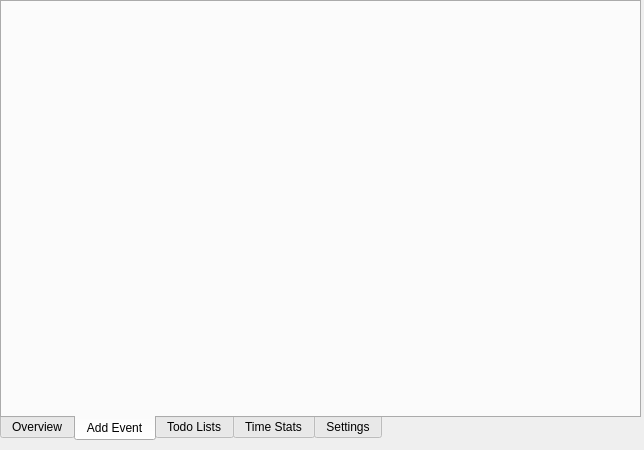
This is mainwindowtabbed.ui in beck039/Calendar as Qt 5 draws it before an edit. The edited form follows.
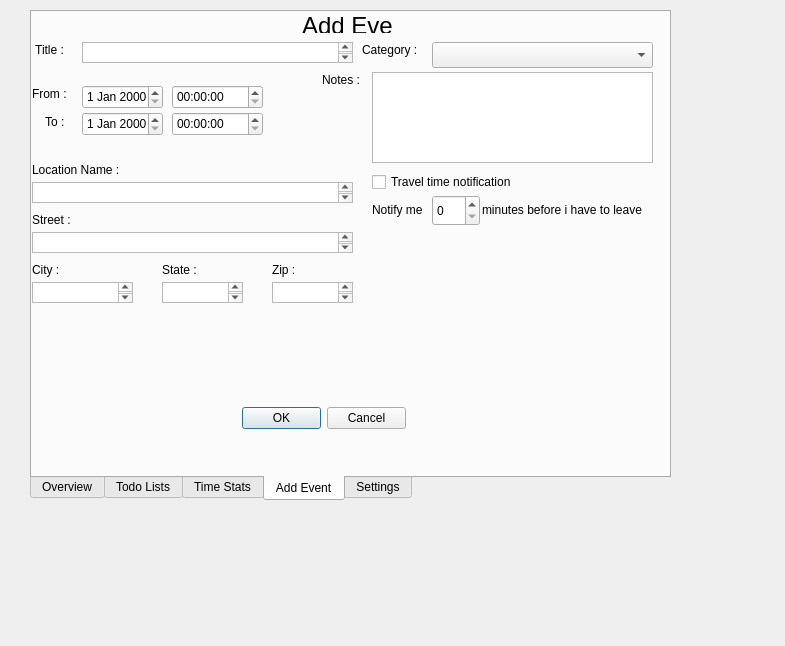
This is the edited form. The open tabs and pages were chosen to show the change.

Patch:
```diff
--- a/mainwindowtabbed.ui
+++ b/mainwindowtabbed.ui
@@ -6,8 +6,8 @@
    <rect>
     <x>0</x>
     <y>0</y>
-    <width>644</width>
-    <height>450</height>
+    <width>785</width>
+    <height>646</height>
    </rect>
   </property>
   <property name="windowTitle">
@@ -16,10 +16,10 @@
   <widget class="QTabWidget" name="tabWidget">
    <property name="geometry">
     <rect>
-     <x>0</x>
-     <y>0</y>
+     <x>30</x>
+     <y>10</y>
      <width>641</width>
-     <height>441</height>
+     <height>491</height>
     </rect>
    </property>
    <property name="autoFillBackground">
@@ -62,11 +62,16 @@
     <attribute name="title">
      <string>Overview</string>
     </attribute>
-   </widget>
-   <widget class="QWidget" name="tab_2">
-    <attribute name="title">
-     <string>Add Event</string>
-    </attribute>
+    <widget class="QCalendarWidget" name="calendarWidget">
+     <property name="geometry">
+      <rect>
+       <x>0</x>
+       <y>0</y>
+       <width>631</width>
+       <height>411</height>
+      </rect>
+     </property>
+    </widget>
    </widget>
    <widget class="QWidget" name="tab_3">
     <attribute name="title">
@@ -78,6 +83,336 @@
      <string>Time Stats</string>
     </attribute>
    </widget>
+   <widget class="QWidget" name="tab_2">
+    <attribute name="title">
+     <string>Add Event</string>
+    </attribute>
+    <widget class="QSpinBox" name="spinBox">
+     <property name="geometry">
+      <rect>
+       <x>400</x>
+       <y>183</y>
+       <width>48</width>
+       <height>31</height>
+      </rect>
+     </property>
+    </widget>
+    <widget class="QDateEdit" name="dateEdit_2">
+     <property name="geometry">
+      <rect>
+       <x>50</x>
+       <y>73</y>
+       <width>81</width>
+       <height>24</height>
+      </rect>
+     </property>
+    </widget>
+    <widget class="QLabel" name="label_13">
+     <property name="geometry">
+      <rect>
+       <x>330</x>
+       <y>30</y>
+       <width>71</width>
+       <height>16</height>
+      </rect>
+     </property>
+     <property name="text">
+      <string>Category :</string>
+     </property>
+    </widget>
+    <widget class="QComboBox" name="comboBox">
+     <property name="geometry">
+      <rect>
+       <x>400</x>
+       <y>30</y>
+       <width>221</width>
+       <height>26</height>
+      </rect>
+     </property>
+    </widget>
+    <widget class="QTimeEdit" name="timeEdit">
+     <property name="geometry">
+      <rect>
+       <x>140</x>
+       <y>100</y>
+       <width>91</width>
+       <height>24</height>
+      </rect>
+     </property>
+    </widget>
+    <widget class="QLabel" name="label_8">
+     <property name="geometry">
+      <rect>
+       <x>0</x>
+       <y>250</y>
+       <width>60</width>
+       <height>16</height>
+      </rect>
+     </property>
+     <property name="text">
+      <string>City :</string>
+     </property>
+    </widget>
+    <widget class="QTextEdit" name="textEdit">
+     <property name="geometry">
+      <rect>
+       <x>340</x>
+       <y>60</y>
+       <width>281</width>
+       <height>91</height>
+      </rect>
+     </property>
+    </widget>
+    <widget class="QLabel" name="label_12">
+     <property name="geometry">
+      <rect>
+       <x>450</x>
+       <y>190</y>
+       <width>191</width>
+       <height>16</height>
+      </rect>
+     </property>
+     <property name="text">
+      <string>minutes before i have to leave</string>
+     </property>
+    </widget>
+    <widget class="QTimeEdit" name="timeEdit_2">
+     <property name="geometry">
+      <rect>
+       <x>140</x>
+       <y>73</y>
+       <width>91</width>
+       <height>24</height>
+      </rect>
+     </property>
+    </widget>
+    <widget class="QWidget" name="layoutWidget">
+     <property name="geometry">
+      <rect>
+       <x>0</x>
+       <y>70</y>
+       <width>43</width>
+       <height>51</height>
+      </rect>
+     </property>
+     <layout class="QVBoxLayout" name="verticalLayout">
+      <item>
+       <widget class="QLabel" name="label_2">
+        <property name="text">
+         <string>From :</string>
+        </property>
+       </widget>
+      </item>
+      <item>
+       <widget class="QLabel" name="label_3">
+        <property name="text">
+         <string>    To :</string>
+        </property>
+       </widget>
+      </item>
+     </layout>
+    </widget>
+    <widget class="QDialogButtonBox" name="buttonBox">
+     <property name="geometry">
+      <rect>
+       <x>210</x>
+       <y>390</y>
+       <width>164</width>
+       <height>32</height>
+      </rect>
+     </property>
+     <property name="standardButtons">
+      <set>QDialogButtonBox::Cancel|QDialogButtonBox::Ok</set>
+     </property>
+    </widget>
+    <widget class="QTextEdit" name="textEdit_5">
+     <property name="geometry">
+      <rect>
+       <x>130</x>
+       <y>270</y>
+       <width>81</width>
+       <height>21</height>
+      </rect>
+     </property>
+    </widget>
+    <widget class="QTextEdit" name="textEdit_3">
+     <property name="geometry">
+      <rect>
+       <x>0</x>
+       <y>220</y>
+       <width>321</width>
+       <height>21</height>
+      </rect>
+     </property>
+    </widget>
+    <widget class="QLabel" name="label">
+     <property name="geometry">
+      <rect>
+       <x>270</x>
+       <y>0</y>
+       <width>91</width>
+       <height>21</height>
+      </rect>
+     </property>
+     <property name="text">
+      <string>&lt;html&gt;&lt;head/&gt;&lt;body&gt;&lt;p&gt;&lt;span style=&quot; font-size:18pt;&quot;&gt;Add Event&lt;/span&gt;&lt;/p&gt;&lt;/body&gt;&lt;/html&gt;</string>
+     </property>
+    </widget>
+    <widget class="QLabel" name="label_5">
+     <property name="geometry">
+      <rect>
+       <x>0</x>
+       <y>30</y>
+       <width>60</width>
+       <height>16</height>
+      </rect>
+     </property>
+     <property name="text">
+      <string> Title :</string>
+     </property>
+    </widget>
+    <widget class="QCheckBox" name="checkBox">
+     <property name="geometry">
+      <rect>
+       <x>340</x>
+       <y>160</y>
+       <width>161</width>
+       <height>20</height>
+      </rect>
+     </property>
+     <property name="text">
+      <string>Travel time notification</string>
+     </property>
+    </widget>
+    <widget class="QTextEdit" name="textEdit_7">
+     <property name="geometry">
+      <rect>
+       <x>0</x>
+       <y>170</y>
+       <width>321</width>
+       <height>21</height>
+      </rect>
+     </property>
+    </widget>
+    <widget class="QLabel" name="label_6">
+     <property name="geometry">
+      <rect>
+       <x>0</x>
+       <y>150</y>
+       <width>101</width>
+       <height>16</height>
+      </rect>
+     </property>
+     <property name="text">
+      <string>Location Name :</string>
+     </property>
+    </widget>
+    <widget class="QLabel" name="label_11">
+     <property name="geometry">
+      <rect>
+       <x>340</x>
+       <y>190</y>
+       <width>60</width>
+       <height>16</height>
+      </rect>
+     </property>
+     <property name="text">
+      <string>Notify me </string>
+     </property>
+    </widget>
+    <widget class="QTextEdit" name="textEdit_2">
+     <property name="geometry">
+      <rect>
+       <x>50</x>
+       <y>30</y>
+       <width>271</width>
+       <height>21</height>
+      </rect>
+     </property>
+    </widget>
+    <widget class="QTextEdit" name="textEdit_6">
+     <property name="geometry">
+      <rect>
+       <x>240</x>
+       <y>270</y>
+       <width>81</width>
+       <height>21</height>
+      </rect>
+     </property>
+    </widget>
+    <widget class="QLabel" name="label_10">
+     <property name="geometry">
+      <rect>
+       <x>240</x>
+       <y>250</y>
+       <width>60</width>
+       <height>16</height>
+      </rect>
+     </property>
+     <property name="text">
+      <string>Zip :</string>
+     </property>
+    </widget>
+    <widget class="QDateEdit" name="dateEdit">
+     <property name="geometry">
+      <rect>
+       <x>50</x>
+       <y>100</y>
+       <width>81</width>
+       <height>24</height>
+      </rect>
+     </property>
+    </widget>
+    <widget class="QTextEdit" name="textEdit_4">
+     <property name="geometry">
+      <rect>
+       <x>0</x>
+       <y>270</y>
+       <width>101</width>
+       <height>21</height>
+      </rect>
+     </property>
+    </widget>
+    <widget class="QLabel" name="label_7">
+     <property name="geometry">
+      <rect>
+       <x>0</x>
+       <y>200</y>
+       <width>60</width>
+       <height>16</height>
+      </rect>
+     </property>
+     <property name="text">
+      <string>Street :</string>
+     </property>
+    </widget>
+    <widget class="QLabel" name="label_9">
+     <property name="geometry">
+      <rect>
+       <x>130</x>
+       <y>250</y>
+       <width>60</width>
+       <height>16</height>
+      </rect>
+     </property>
+     <property name="text">
+      <string>State :</string>
+     </property>
+    </widget>
+    <widget class="QLabel" name="label_4">
+     <property name="geometry">
+      <rect>
+       <x>290</x>
+       <y>60</y>
+       <width>60</width>
+       <height>16</height>
+      </rect>
+     </property>
+     <property name="text">
+      <string>Notes :</string>
+     </property>
+    </widget>
+   </widget>
    <widget class="QWidget" name="tab_5">
     <attribute name="title">
      <string>Settings</string>
```
Left out of the diff: 321 changed lines with no effect on the pictures.
